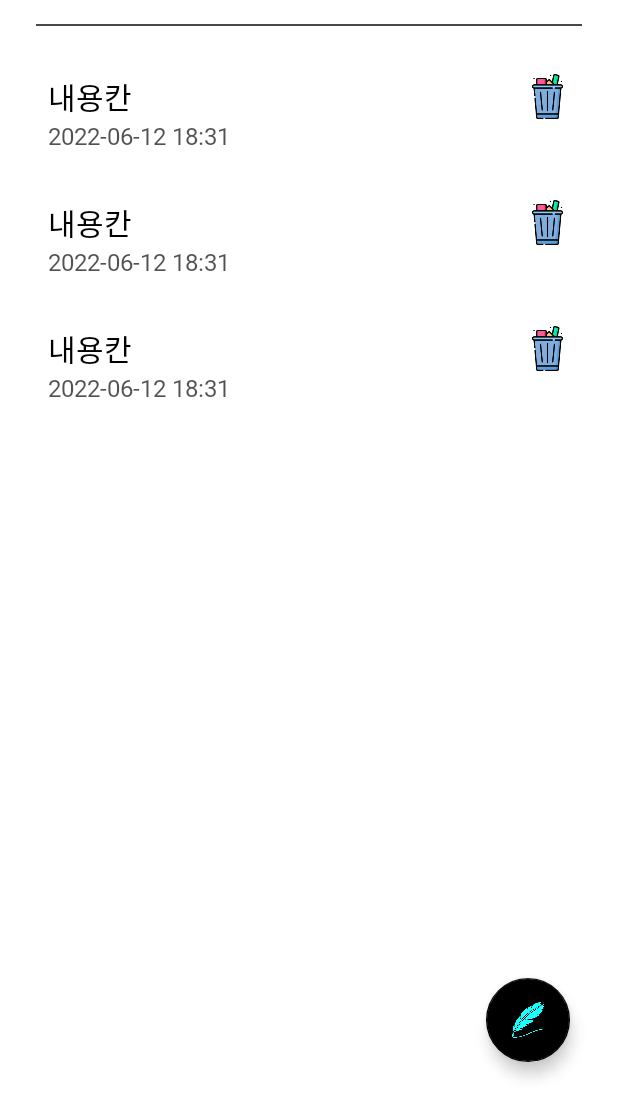
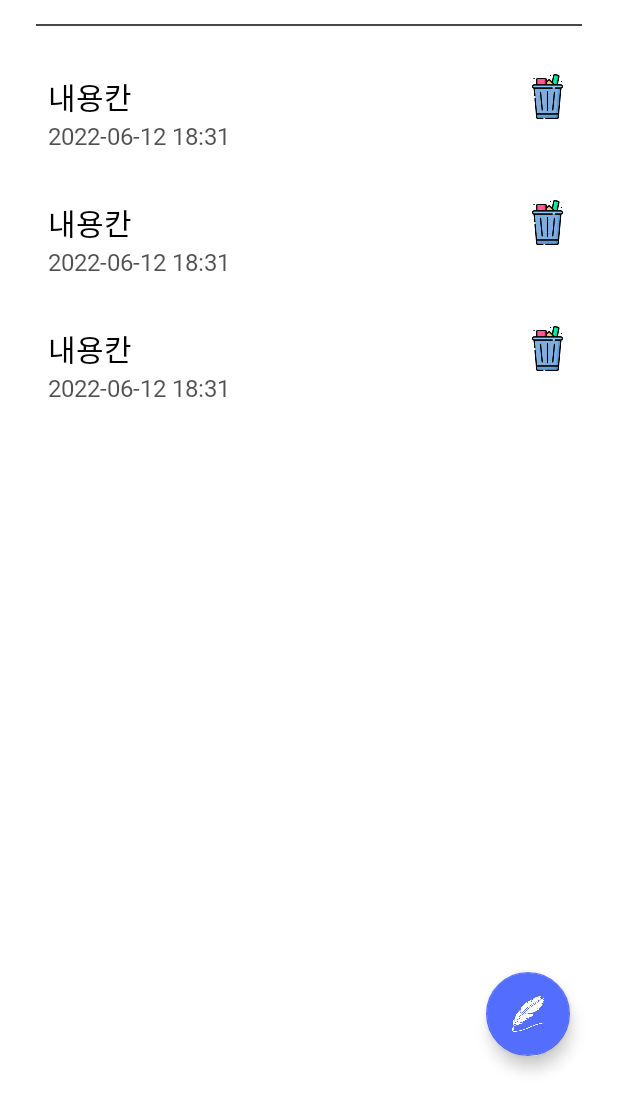
Before and after one commit to LeeSunHaeng/To-Do-List, an Android app: the layout activity_main.xml on its own in the app's theme, with its tools: preview values and no code run, on a phone screen of 412 x 824 dp, the part 126-1236 px from its top. Run offline under Robolectric (Android 15) with nearby library versions, the light colour scheme and no system bars.

Commit message:
Android To-Do List 앱 출시!!
애드몹 하단배너 App ID, Unti ID 샘플에서 개인으로 수정,
Floating Button 색상 변경,
Play Console에서 출시!!

```diff
--- a/To-Do List/app/build.gradle
+++ b/To-Do List/app/build.gradle
@@ -9,7 +9,7 @@ android {
     compileSdk 32
 
     defaultConfig {
-        applicationId "com.example.to_dolist"
+        applicationId "com.sunhang.to_dolist"
         minSdk 21
         targetSdk 32
         versionCode 1
--- a/To-Do List/app/src/main/java/com/sunhang/to_dolist/activity/MainActivity.kt
+++ b/To-Do List/app/src/main/java/com/sunhang/to_dolist/activity/MainActivity.kt
@@ -33,7 +33,8 @@ class MainActivity : AppCompatActivity() {
         //모바일 광고 sdk 초기화
         MobileAds.initialize(this) {}
 
-        //하단 배너 광고 로드드
+
+        //하단 배너 광고 로드
        val adRequest = AdRequest.Builder().build()
         binding.adView.loadAd(adRequest)
 
--- a/To-Do List/app/src/main/res/layout/activity_main.xml
+++ b/To-Do List/app/src/main/res/layout/activity_main.xml
@@ -52,8 +52,8 @@
             android:layout_width="wrap_content"
             android:layout_height="wrap_content"
             android:clickable="true"
-            app:tint="#18FFFF"
-            app:backgroundTint="#000"
+            app:tint="#fff"
+            app:backgroundTint="#536DFE"
             android:elevation="10dp"
             app:srcCompat="@drawable/add2_512"
             android:id="@+id/btn_write"
@@ -71,6 +71,6 @@
             app:adUnitId="ca-app-pub-9507652706911720/5151102714"
             app:layout_constraintBottom_toBottomOf="parent" app:layout_constraintEnd_toEndOf="parent"
             app:layout_constraintStart_toStartOf="parent"
-    >
+            app:layout_constraintHorizontal_bias="0.0" android:layout_marginBottom="4dp">
     </com.google.android.gms.ads.AdView>
 </androidx.constraintlayout.widget.ConstraintLayout>
```
